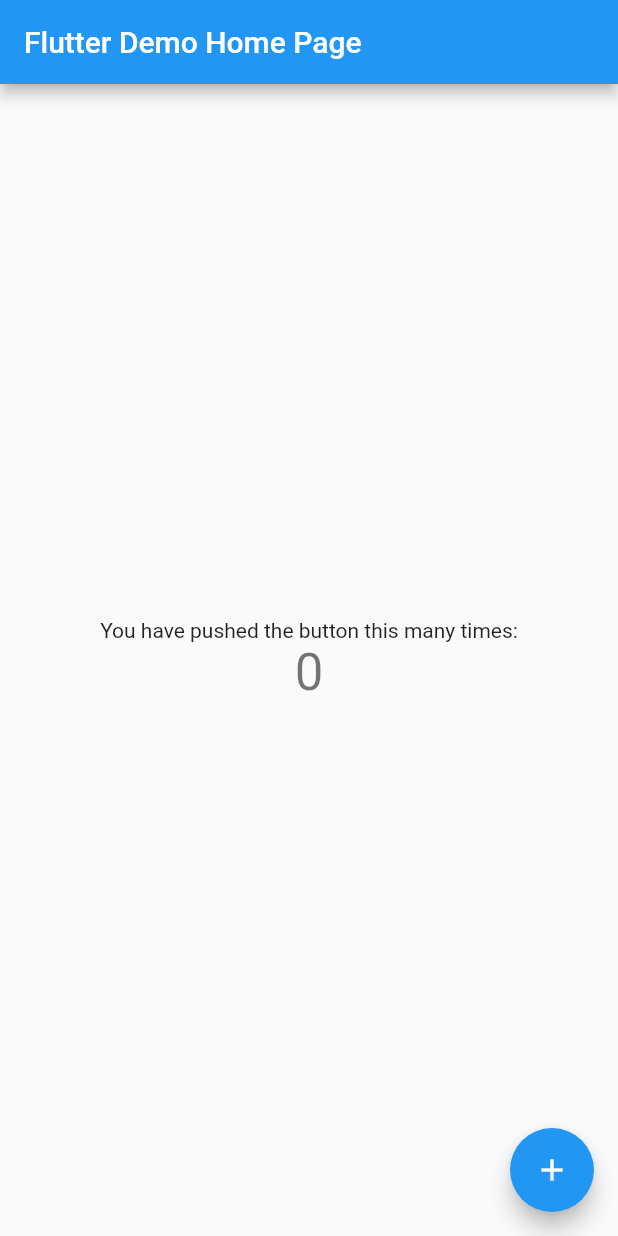
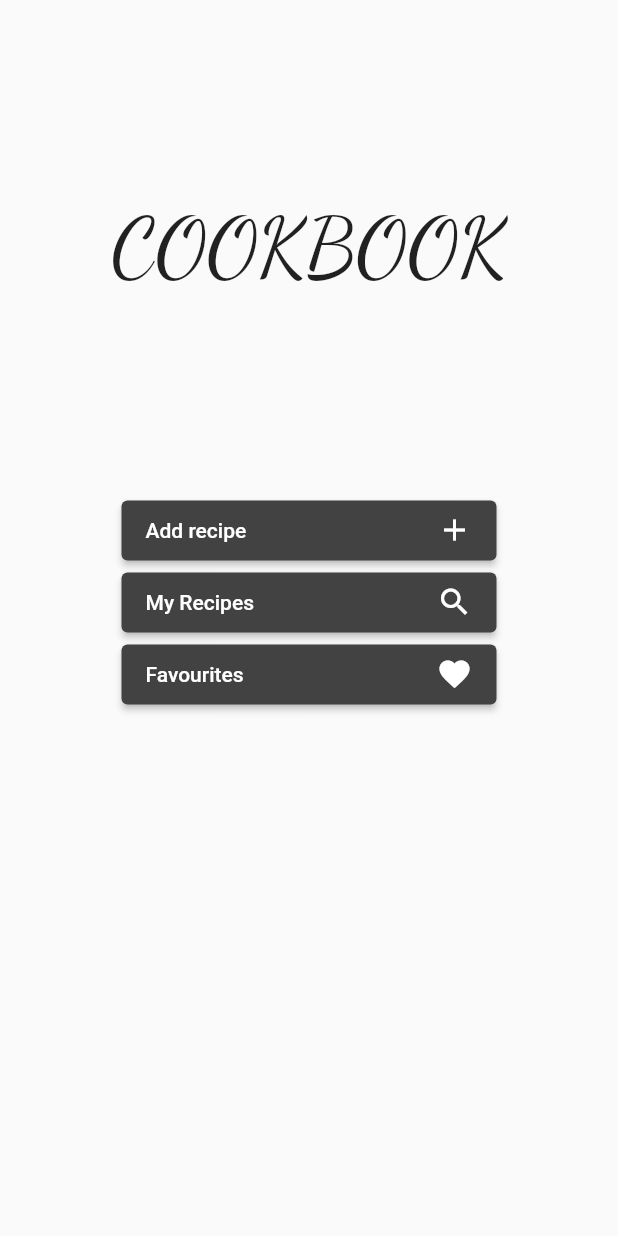
Before and after one commit to berkeparildar/Cookbook-App, a Flutter app: the screen it shows after launch, on a phone screen of 412 x 824 dp. Run offline on Flutter 3.47's test engine with Material 2 defaults, Android fonts, the phone set to English and light mode, and no system bars.

Commit message:
home page

```diff
--- a/lib/main.dart
+++ b/lib/main.dart
@@ -11,105 +11,87 @@
   @override
   Widget build(BuildContext context) {
     return MaterialApp(
-      title: 'Flutter Demo',
       theme: ThemeData(
-        // This is the theme of your application.
-        //
-        // Try running your application with "flutter run". You'll see the
-        // application has a blue toolbar. Then, without quitting the app, try
-        // changing the primarySwatch below to Colors.green and then invoke
-        // "hot reload" (press "r" in the console where you ran "flutter run",
-        // or simply save your changes to "hot reload" in a Flutter IDE).
-        // Notice that the counter didn't reset back to zero; the application
-        // is not restarted.
-        primarySwatch: Colors.blue,
+        elevatedButtonTheme: ElevatedButtonThemeData(
+          style: ElevatedButton.styleFrom(
+            fixedSize: const Size(250, 40),
+            backgroundColor: Colors.grey.shade800,
+          )
+        )
       ),
-      home: const MyHomePage(title: 'Flutter Demo Home Page'),
+      home: MyHomePage(),
     );
   }
 }
 
 class MyHomePage extends StatefulWidget {
-  const MyHomePage({super.key, required this.title});
-
-  // This widget is the home page of your application. It is stateful, meaning
-  // that it has a State object (defined below) that contains fields that affect
-  // how it looks.
-
-  // This class is the configuration for the state. It holds the values (in this
-  // case the title) provided by the parent (in this case the App widget) and
-  // used by the build method of the State. Fields in a Widget subclass are
-  // always marked "final".
-
-  final String title;
+  const MyHomePage({super.key});
 
   @override
   State<MyHomePage> createState() => _MyHomePageState();
 }
 
 class _MyHomePageState extends State<MyHomePage> {
-  int _counter = 0;
-
-  void _incrementCounter() {
-    setState(() {
-      // This call to setState tells the Flutter framework that something has
-      // changed in this State, which causes it to rerun the build method below
-      // so that the display can reflect the updated values. If we changed
-      // _counter without calling setState(), then the build method would not be
-      // called again, and so nothing would appear to happen.
-      _counter++;
-    });
-  }
 
   @override
   Widget build(BuildContext context) {
-    // This method is rerun every time setState is called, for instance as done
-    // by the _incrementCounter method above.
-    //
-    // The Flutter framework has been optimized to make rerunning build methods
-    // fast, so that you can just rebuild anything that needs updating rather
-    // than having to individually change instances of widgets.
     return Scaffold(
-      appBar: AppBar(
-        // Here we take the value from the MyHomePage object that was created by
-        // the App.build method, and use it to set our appbar title.
-        title: Text(widget.title),
-      ),
       body: Center(
-        // Center is a layout widget. It takes a single child and positions it
-        // in the middle of the parent.
         child: Column(
-          // Column is also a layout widget. It takes a list of children and
-          // arranges them vertically. By default, it sizes itself to fit its
-          // children horizontally, and tries to be as tall as its parent.
-          //
-          // Invoke "debug painting" (press "p" in the console, choose the
-          // "Toggle Debug Paint" action from the Flutter Inspector in Android
-          // Studio, or the "Toggle Debug Paint" command in Visual Studio Code)
-          // to see the wireframe for each widget.
-          //
-          // Column has various properties to control how it sizes itself and
-          // how it positions its children. Here we use mainAxisAlignment to
-          // center the children vertically; the main axis here is the vertical
-          // axis because Columns are vertical (the cross axis would be
-          // horizontal).
-          mainAxisAlignment: MainAxisAlignment.center,
           children: <Widget>[
-            const Text(
-              'You have pushed the button this many times:',
+            Expanded(
+              flex: 40,
+              child: Center(
+                  child: Text(
+                      "COOKBOOK",
+                    style: TextStyle(
+                      fontFamily: "DancingScript",
+                      fontSize: 55
+                    ),
+                  )
+              ),
             ),
-            Text(
-              '$_counter',
-              style: Theme.of(context).textTheme.headline4,
+            Expanded(
+              flex: 60,
+              child: Column(
+                children: [
+                  ElevatedButton(
+                      onPressed: () {},
+                      child: Row(
+                        mainAxisAlignment: MainAxisAlignment.spaceBetween,
+                        children: [
+                          Text("Add recipe"),
+                          Icon(Icons.add),
+                        ],
+                      ),
+                  ),
+                  ElevatedButton(
+                      onPressed: () {},
+                      child: Row(
+                        mainAxisAlignment: MainAxisAlignment.spaceBetween,
+                        children: [
+                          Text("My Recipes"),
+                          Icon(Icons.search
+                          ),
+                        ],
+                      ),
+                  ),
+                  ElevatedButton(
+                      onPressed: () {},
+                      child: Row(
+                        mainAxisAlignment: MainAxisAlignment.spaceBetween,
+                        children: [
+                          Text("Favourites"),
+                          Icon(Icons.favorite),
+                        ],
+                      ),
+                  )
+                ],
+              ),
             ),
           ],
         ),
       ),
-      floatingActionButton: FloatingActionButton(
-        onPressed: _incrementCounter,
-        tooltip: 'Increment',
-        child: const Icon(Icons.add),
-      ), // This trailing comma makes auto-formatting nicer for build methods.
     );
   }
 }
```
Also changed, not shown: pubspec.yaml (+5 -6 lines), Assets/fonts/DancingScript-Regular.ttf (added), 1 other file.
